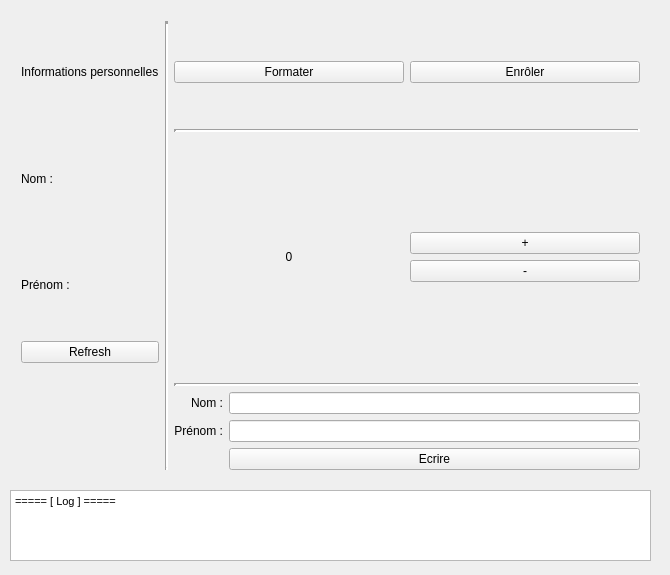
esirem-sauvain-martos/csf-mifare, file mifaregui.ui: the form before one commit.
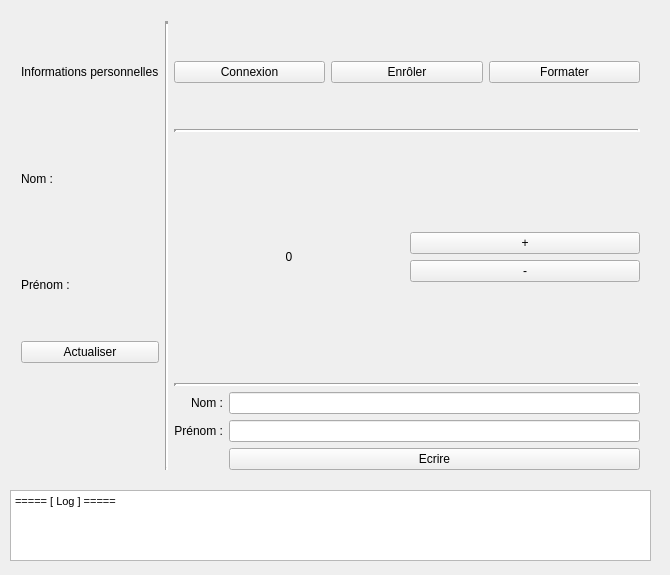
The form after the commit.

Commit message: Mofid connection/enrol/format

The edit to the form file:
```diff
--- a/mifaregui.ui
+++ b/mifaregui.ui
@@ -74,7 +74,7 @@
        <item>
         <widget class="QPushButton" name="refreshButton">
          <property name="text">
-          <string>Refresh</string>
+          <string>Actualiser</string>
          </property>
         </widget>
        </item>
@@ -124,9 +124,9 @@
        <item>
         <layout class="QHBoxLayout" name="horizontalLayout_4">
          <item>
-          <widget class="QPushButton" name="formatButton">
+          <widget class="QPushButton" name="connectButton">
            <property name="text">
-            <string>Formater</string>
+            <string>Connexion</string>
            </property>
           </widget>
          </item>
@@ -137,6 +137,13 @@
            </property>
           </widget>
          </item>
+         <item>
+          <widget class="QPushButton" name="formatButton">
+           <property name="text">
+            <string>Formater</string>
+           </property>
+          </widget>
+         </item>
         </layout>
        </item>
        <item>
```
The commit also changes 5 other files.
